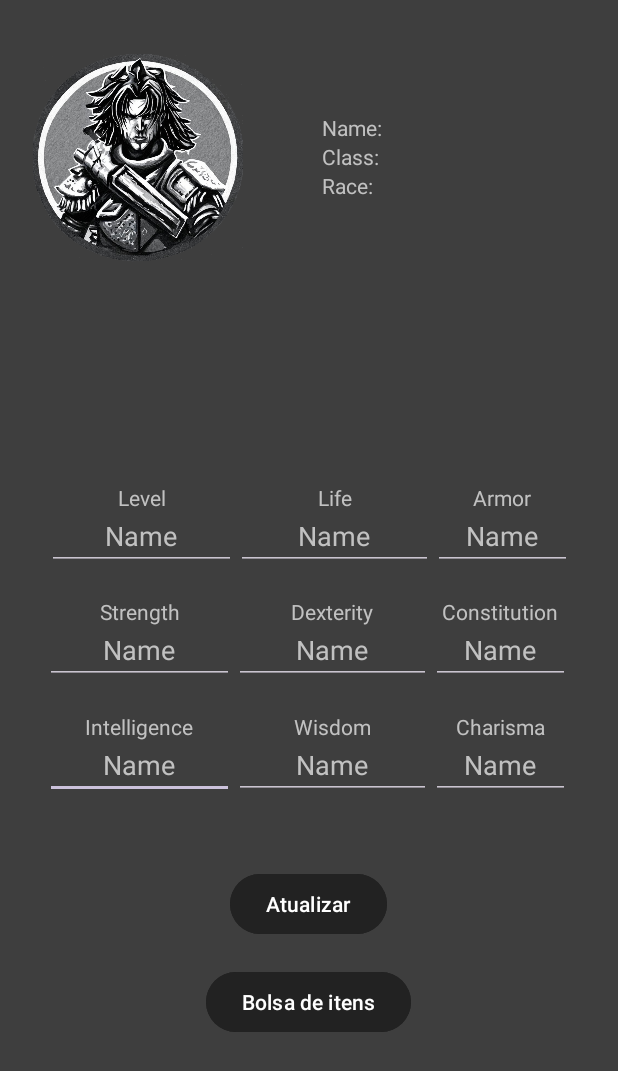
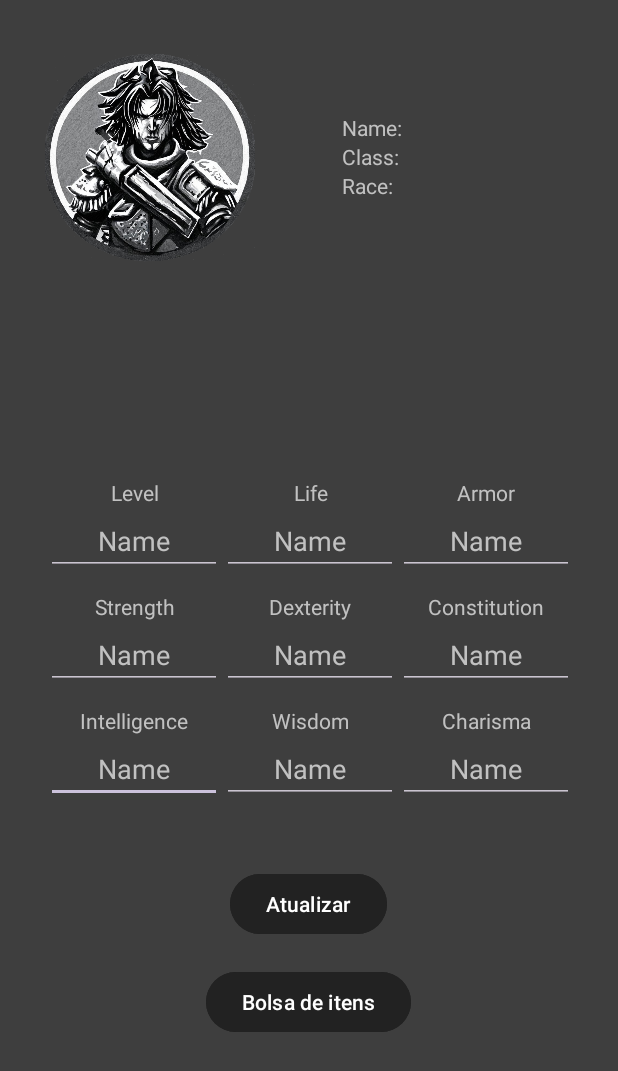
Before and after one commit to KizunaYami/FichaRpg, an Android app: the CharacterAttributesActivity screen opened directly, with no data from a screen before it, on a phone screen of 412 x 824 dp. Shown: the top 1071 px of the screen. Run offline under Robolectric (Android 15) with nearby library versions, the light colour scheme and no system bars; 14 statements that could not run were skipped.

Commit message:
Project completion

```diff
--- a/app/src/main/res/layout/activity_character_attributes.xml
+++ b/app/src/main/res/layout/activity_character_attributes.xml
@@ -10,18 +10,17 @@
 
     <LinearLayout
         android:id="@+id/linearLayout2"
-        android:layout_width="350dp"
-        android:layout_height="58dp"
+        android:layout_width="351dp"
+        android:layout_height="wrap_content"
         android:orientation="horizontal"
         app:layout_constraintBottom_toBottomOf="parent"
         app:layout_constraintEnd_toEndOf="parent"
-        app:layout_constraintHorizontal_bias="0.485"
         app:layout_constraintStart_toStartOf="parent"
         app:layout_constraintTop_toTopOf="parent"
         app:layout_constraintVertical_bias="0.62">
 
         <LinearLayout
-            android:layout_width="126dp"
+            android:layout_width="117dp"
             android:layout_height="match_parent"
             android:orientation="vertical">
 
@@ -40,13 +39,13 @@
                 android:layout_height="wrap_content"
                 android:ems="10"
                 android:gravity="center"
-                android:inputType="text"
+                android:inputType="number"
                 android:text="Name" />
 
         </LinearLayout>
 
         <LinearLayout
-            android:layout_width="131dp"
+            android:layout_width="117dp"
             android:layout_height="match_parent"
             android:orientation="vertical">
 
@@ -65,13 +64,13 @@
                 android:layout_height="wrap_content"
                 android:ems="10"
                 android:gravity="center"
-                android:inputType="text"
+                android:inputType="number"
                 android:text="Name" />
 
         </LinearLayout>
 
         <LinearLayout
-            android:layout_width="match_parent"
+            android:layout_width="117dp"
             android:layout_height="match_parent"
             android:orientation="vertical">
 
@@ -90,7 +89,7 @@
                 android:layout_height="wrap_content"
                 android:ems="10"
                 android:gravity="center"
-                android:inputType="text"
+                android:inputType="number"
                 android:text="Name" />
 
         </LinearLayout>
@@ -98,18 +97,17 @@
 
     <LinearLayout
         android:id="@+id/linearLayout4"
-        android:layout_width="350dp"
-        android:layout_height="58dp"
+        android:layout_width="351dp"
+        android:layout_height="wrap_content"
         android:orientation="horizontal"
         app:layout_constraintBottom_toBottomOf="parent"
         app:layout_constraintEnd_toEndOf="parent"
-        app:layout_constraintHorizontal_bias="0.485"
         app:layout_constraintStart_toStartOf="parent"
         app:layout_constraintTop_toTopOf="parent"
         app:layout_constraintVertical_bias="0.52">
 
         <LinearLayout
-            android:layout_width="126dp"
+            android:layout_width="117dp"
             android:layout_height="match_parent"
             android:orientation="vertical">
 
@@ -128,13 +126,13 @@
                 android:layout_height="wrap_content"
                 android:ems="10"
                 android:gravity="center"
-                android:inputType="text"
+                android:inputType="number"
                 android:text="Name" />
 
         </LinearLayout>
 
         <LinearLayout
-            android:layout_width="131dp"
+            android:layout_width="117dp"
             android:layout_height="match_parent"
             android:orientation="vertical">
 
@@ -153,13 +151,13 @@
                 android:layout_height="wrap_content"
                 android:ems="10"
                 android:gravity="center"
-                android:inputType="text"
+                android:inputType="number"
                 android:text="Name" />
 
         </LinearLayout>
 
         <LinearLayout
-            android:layout_width="match_parent"
+            android:layout_width="117dp"
             android:layout_height="match_parent"
             android:orientation="vertical">
 
@@ -178,7 +176,7 @@
                 android:layout_height="wrap_content"
                 android:ems="10"
                 android:gravity="center"
-                android:inputType="text"
+                android:inputType="number"
                 android:text="Name" />
 
         </LinearLayout>
@@ -191,7 +189,7 @@
         android:orientation="vertical"
         app:layout_constraintBottom_toBottomOf="parent"
         app:layout_constraintEnd_toEndOf="parent"
-        app:layout_constraintHorizontal_bias="0.08"
+        app:layout_constraintHorizontal_bias="0.11"
         app:layout_constraintStart_toStartOf="parent"
         app:layout_constraintTop_toTopOf="parent"
         app:layout_constraintVertical_bias="0.050000012">
@@ -212,7 +210,7 @@
         android:orientation="vertical"
         app:layout_constraintBottom_toBottomOf="parent"
         app:layout_constraintEnd_toEndOf="parent"
-        app:layout_constraintHorizontal_bias="0.593"
+        app:layout_constraintHorizontal_bias="0.63"
         app:layout_constraintStart_toStartOf="parent"
         app:layout_constraintTop_toTopOf="parent"
         app:layout_constraintVertical_bias="0.048">
@@ -247,7 +245,7 @@
         android:orientation="vertical"
         app:layout_constraintBottom_toBottomOf="parent"
         app:layout_constraintEnd_toEndOf="parent"
-        app:layout_constraintHorizontal_bias="0.852"
+        app:layout_constraintHorizontal_bias="0.9"
         app:layout_constraintStart_toStartOf="parent"
         app:layout_constraintTop_toTopOf="parent"
         app:layout_constraintVertical_bias="0.048">
@@ -276,8 +274,8 @@
 
     <LinearLayout
         android:id="@+id/linearLayout3"
-        android:layout_width="350dp"
-        android:layout_height="58dp"
+        android:layout_width="351dp"
+        android:layout_height="wrap_content"
         android:orientation="horizontal"
         app:layout_constraintBottom_toBottomOf="parent"
         app:layout_constraintEnd_toEndOf="parent"
@@ -286,7 +284,7 @@
         app:layout_constraintVertical_bias="0.42000002">
 
         <LinearLayout
-            android:layout_width="126dp"
+            android:layout_width="117dp"
             android:layout_height="match_parent"
             android:orientation="vertical">
 
@@ -305,13 +303,13 @@
                 android:layout_height="wrap_content"
                 android:ems="10"
                 android:gravity="center"
-                android:inputType="text"
+                android:inputType="number"
                 android:text="Name" />
 
         </LinearLayout>
 
         <LinearLayout
-            android:layout_width="131dp"
+            android:layout_width="117dp"
             android:layout_height="match_parent"
             android:orientation="vertical">
 
@@ -330,13 +328,13 @@
                 android:layout_height="wrap_content"
                 android:ems="10"
                 android:gravity="center"
-                android:inputType="text"
+                android:inputType="number"
                 android:text="Name" />
 
         </LinearLayout>
 
         <LinearLayout
-            android:layout_width="match_parent"
+            android:layout_width="117dp"
             android:layout_height="match_parent"
             android:orientation="vertical">
 
@@ -355,7 +353,7 @@
                 android:layout_height="wrap_content"
                 android:ems="10"
                 android:gravity="center"
-                android:inputType="text"
+                android:inputType="number"
                 android:text="Name" />
 
         </LinearLayout>
```
